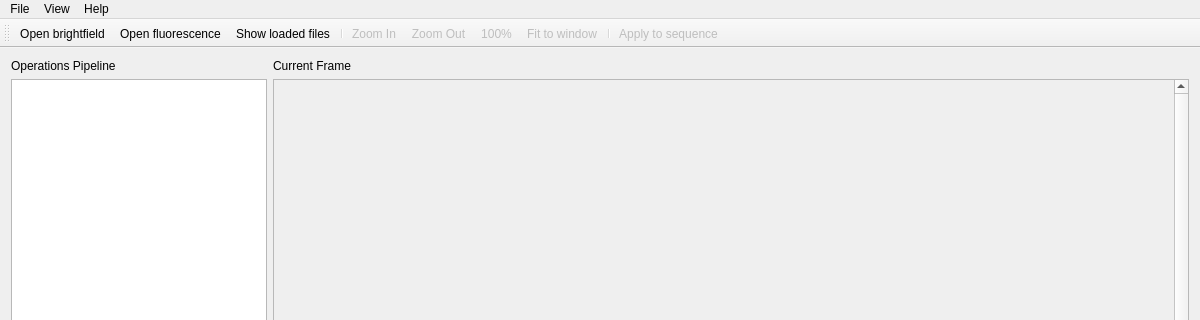
tmramalho/bigCellBrotherGUI, file views/mainwindow.ui: the form before one commit; both pictures show x 0 to 1200 and y 0 to 320 of the 1200 by 800 pixel window.
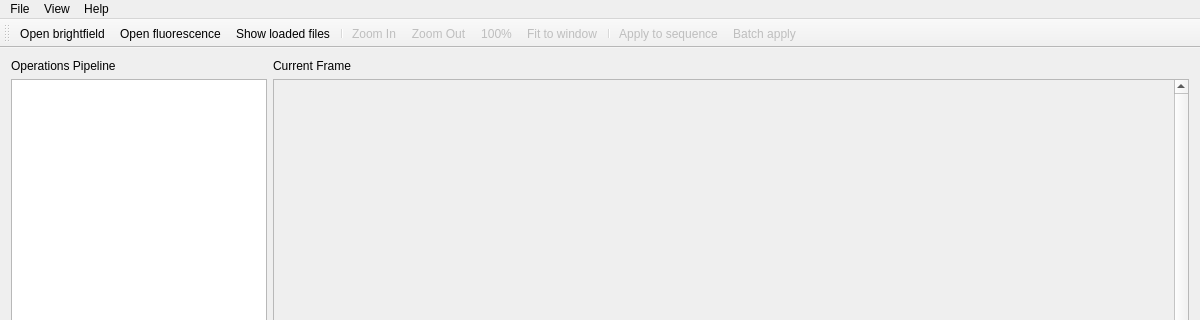
The form after the commit. Icons and pictures are not drawn.

Commit message: Implement batch processing

```diff
--- a/views/mainwindow.ui
+++ b/views/mainwindow.ui
@@ -200,6 +200,9 @@
    <addaction name="menuHelp"/>
   </widget>
   <widget class="QToolBar" name="mainToolBar">
+   <property name="enabled">
+    <bool>true</bool>
+   </property>
    <property name="iconSize">
     <size>
      <width>16</width>
@@ -225,6 +228,7 @@
    <addaction name="fitToWindowAct"/>
    <addaction name="separator"/>
    <addaction name="actionApply"/>
+   <addaction name="actionBatch_apply"/>
   </widget>
   <widget class="QStatusBar" name="statusBar"/>
   <action name="actionOpen">
@@ -373,6 +377,21 @@
     <string>Ctrl+1</string>
    </property>
   </action>
+  <action name="actionBatch_apply">
+   <property name="enabled">
+    <bool>false</bool>
+   </property>
+   <property name="icon">
+    <iconset resource="../assets/icons.qrc">
+     <normaloff>:/small/loop_16x16.png</normaloff>:/small/loop_16x16.png</iconset>
+   </property>
+   <property name="text">
+    <string>Batch apply</string>
+   </property>
+   <property name="shortcut">
+    <string>Ctrl+B</string>
+   </property>
+  </action>
  </widget>
  <layoutdefault spacing="6" margin="11"/>
  <resources>
```
Left out of the diff: 36 changed lines with no effect on the pictures. The commit also changes 23 other files.
